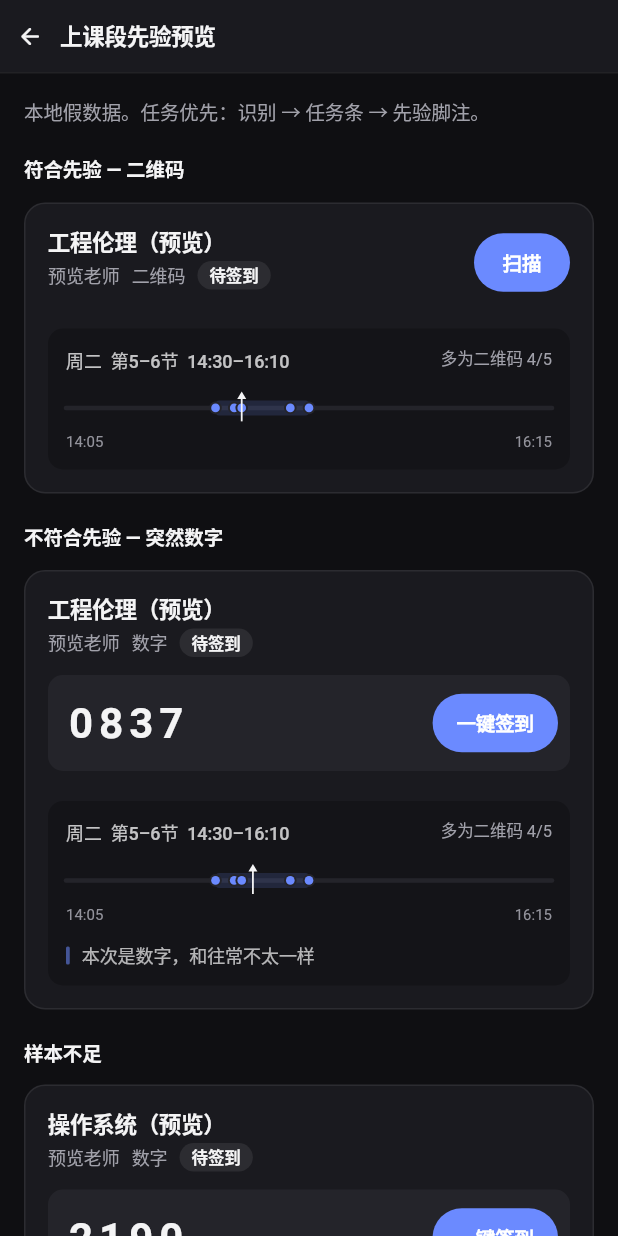
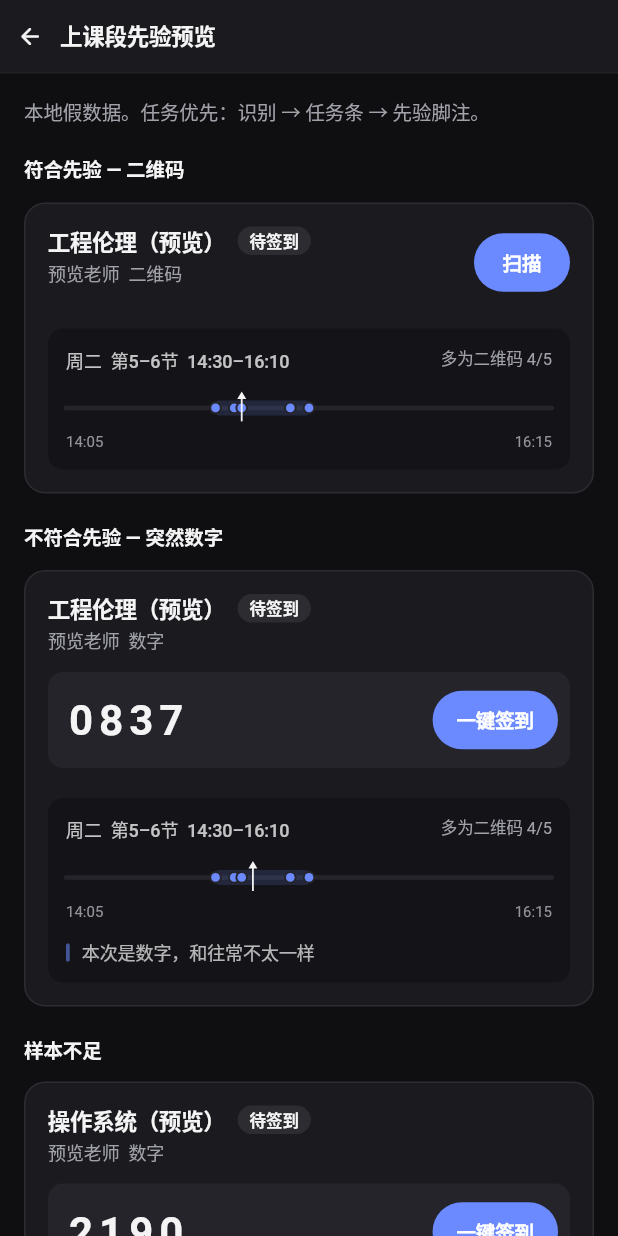
Before and after one commit to MidiAug/xmu-rollcall, a Flutter app: the SessionPriorPreviewPage screen opened directly, on a phone screen of 412 x 824 dp. Run offline on Flutter 3.47's test engine with Material 3 defaults, Android fonts, the phone set to English and light mode, and no system bars; our stand-ins replace cookie_jar, dio, dio_cookie_manager, flutter_local_notifications, flutter_map, flutter_riverpod and 6 more; missing offline and left inert: flutter_foreground_task, local_notifier, mobile_scanner, pointycastle, tray_manager, window_manager; accounts and stored records are empty; network calls fail; statements that could not run were skipped.

Commit message:
Brand the app as 厦大签到 across platforms and restack rollcall card headers.

```diff
--- a/lib/app/adaptive_shell.dart
+++ b/lib/app/adaptive_shell.dart
@@ -1,6 +1,7 @@
 import 'package:flutter/material.dart';
 import 'package:flutter/services.dart';
 import 'package:flutter_riverpod/flutter_riverpod.dart';
+import 'package:xmu_rollcall/app/app_brand.dart';
 import 'package:xmu_rollcall/app/chrome.dart';
 import 'package:xmu_rollcall/app/desktop_shell_chrome.dart';
 import 'package:xmu_rollcall/app/destinations.dart';
@@ -117,7 +118,7 @@ class _AdaptiveShellState extends State<AdaptiveShell> {
             backgroundColor: p.canvas,
             body: Column(
               children: [
-                if (showTitleBar) const AppTitleBar(title: '畅课签到'),
+                if (showTitleBar) const AppTitleBar(title: kAppDisplayName),
                 if (showTitleBar) Container(height: 1, color: p.border),
                 Expanded(
                   child: Row(
@@ -146,7 +147,7 @@ class _AdaptiveShellState extends State<AdaptiveShell> {
             backgroundColor: p.canvas,
             body: Column(
               children: [
-                if (showTitleBar) const AppTitleBar(title: '畅课签到'),
+                if (showTitleBar) const AppTitleBar(title: kAppDisplayName),
                 Expanded(
                   child: SafeArea(
                     // Top inset owned by PageScaffold / SubpageScaffold (R-23).
--- a/lib/app/app.dart
+++ b/lib/app/app.dart
@@ -1,6 +1,7 @@
 import 'package:flutter/material.dart';
 import 'package:flutter_riverpod/flutter_riverpod.dart';
 import 'package:xmu_rollcall/app/adaptive_shell.dart';
+import 'package:xmu_rollcall/app/app_brand.dart';
 import 'package:xmu_rollcall/app/app_toast.dart';
 import 'package:xmu_rollcall/app/providers.dart';
 import 'package:xmu_rollcall/core/theme/app_theme.dart';
@@ -30,7 +31,7 @@ class XmuRollcallApp extends ConsumerWidget {
 
     Widget app = MaterialApp(
       navigatorKey: _rootNavigatorKey,
-      title: 'xmu-rollcall',
+      title: kAppDisplayName,
       debugShowCheckedModeBanner: false,
       theme: AppTheme.light(),
       darkTheme: AppTheme.dark(),
--- /dev/null
+++ b/lib/app/app_brand.dart
@@ -0,0 +1,4 @@
+/// User-facing product name (launcher, title bar, tray, notifications).
+///
+/// Keep technical IDs as `xmu_rollcall` / `xmu-rollcall` (package, exe, repo).
+const String kAppDisplayName = '厦大签到';
--- a/lib/features/rollcall/session_prior_preview.dart
+++ b/lib/features/rollcall/session_prior_preview.dart
@@ -181,7 +181,7 @@ class _MockRollcallCard extends StatelessWidget {
     final isNumber = numberCode != null;
     final metaStyle = TextStyle(
       fontSize: 12,
-      height: 1.3,
+      height: 1.35,
       color: palette.muted,
     );
 
@@ -203,32 +203,32 @@ class _MockRollcallCard extends StatelessWidget {
                   child: Column(
                     crossAxisAlignment: CrossAxisAlignment.start,
                     children: [
-                      Text(
-                        title,
-                        style: TextStyle(
-                          fontSize: 15,
-                          fontWeight: FontWeight.w600,
-                          letterSpacing: -0.2,
-                          height: 1.25,
-                          color: palette.ink,
-                        ),
-                      ),
-                      const SizedBox(height: AppSpace.xxs),
                       Row(
                         children: [
                           Flexible(
                             child: Text(
-                              teacher,
+                              title,
                               maxLines: 1,
                               overflow: TextOverflow.ellipsis,
-                              style: metaStyle,
+                              style: TextStyle(
+                                fontSize: 15,
+                                fontWeight: FontWeight.w600,
+                                letterSpacing: -0.2,
+                                height: 1.25,
+                                color: palette.ink,
+                              ),
                             ),
                           ),
                           const SizedBox(width: AppSpace.xs),
-                          Text(rollcallTypeZh(type), style: metaStyle),
-                          const SizedBox(width: AppSpace.xs),
-                          _chip(palette, statusLabel),
+                          _statusChip(palette, statusLabel),
                         ],
+                      ),
+                      const SizedBox(height: AppSpace.xxs),
+                      Text(
+                        '$teacher  ${rollcallTypeZh(type)}',
+                        maxLines: 1,
+                        overflow: TextOverflow.ellipsis,
+                        style: metaStyle,
                       ),
                     ],
                   ),
@@ -290,7 +290,7 @@ class _MockRollcallCard extends StatelessWidget {
     );
   }
 
-  Widget _chip(AppPalette palette, String label) {
+  Widget _statusChip(AppPalette palette, String label) {
     return Container(
       padding: const EdgeInsets.symmetric(horizontal: 8, vertical: 3),
       decoration: BoxDecoration(
--- a/lib/platform/android_monitor_task.dart
+++ b/lib/platform/android_monitor_task.dart
@@ -67,7 +67,7 @@ class AndroidMonitorTaskHandler extends TaskHandler {
 
   void _refreshNotification() {
     FlutterForegroundTask.updateService(
-      notificationTitle: '畅课检测中',
+      notificationTitle: '厦大签到检测中',
       notificationText: formatMonitorCountdown(_nextPollAt),
     );
   }
--- a/lib/platform/platform_hooks.dart
+++ b/lib/platform/platform_hooks.dart
@@ -3,6 +3,7 @@ import 'dart:io';
 import 'package:flutter/foundation.dart';
 import 'package:flutter/material.dart';
 import 'package:window_manager/window_manager.dart';
+import 'package:xmu_rollcall/app/app_brand.dart';
 import 'package:xmu_rollcall/core/theme/app_tokens.dart';
 
 abstract final class PlatformHooks {
@@ -47,7 +48,7 @@ abstract final class PlatformHooks {
       size: AppLayout.windowSize,
       minimumSize: AppLayout.windowSize,
       maximumSize: AppLayout.windowSize,
-      title: '畅课签到',
+      title: kAppDisplayName,
       titleBarStyle: TitleBarStyle.hidden,
       backgroundColor: Colors.transparent,
     );
```
Also changed, not shown: lib/features/rollcall/rollcall_list_page.dart (+33 -31 lines), lib/platform/android_monitor_shell.dart (+4 -3 lines), lib/platform/desktop_shell.dart (+4 -3 lines), 8 other files.
